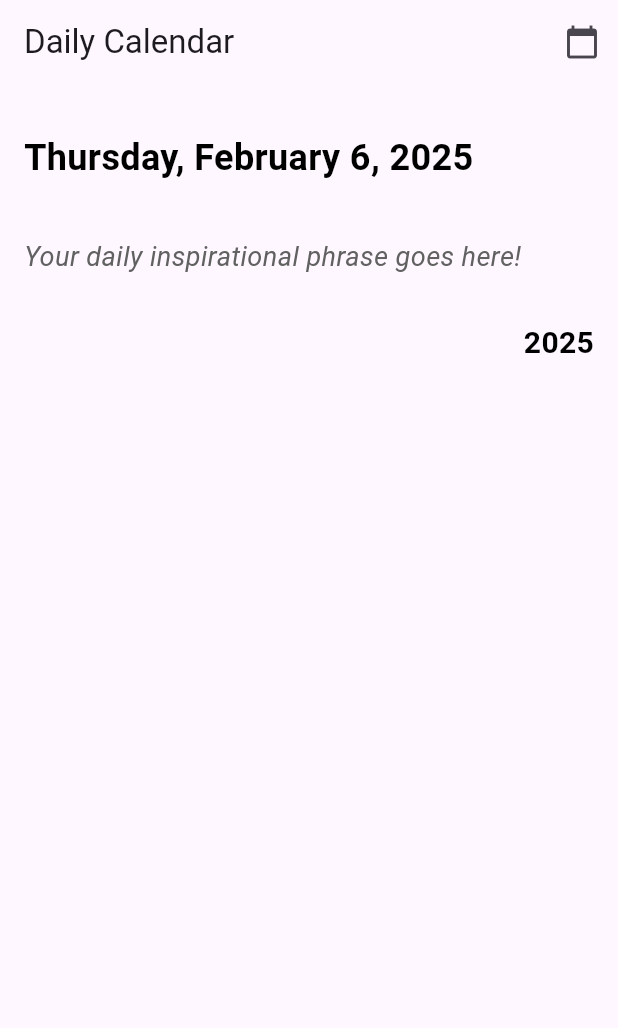
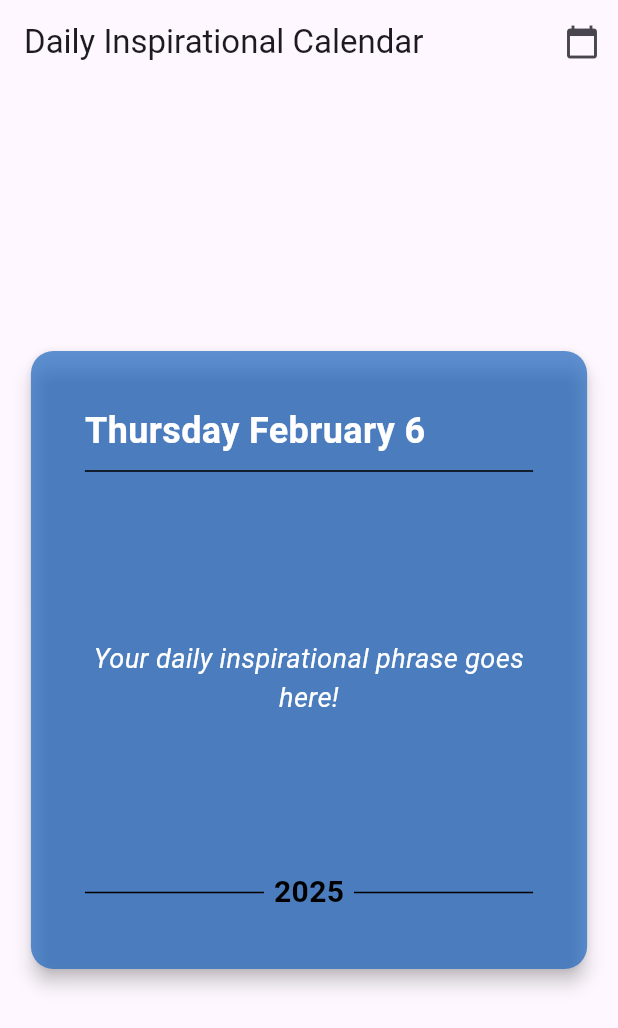
Before and after one commit to ladomino/flutter_inspirational_calendar, a Flutter app: the screen it shows after launch, after a tap on the "calendar today" icon, on a phone screen of 412 x 824 dp. Shown: the top 1028 px of the screen. Run offline on Flutter 3.47's test engine with Material 3 defaults, Android fonts, the light colour scheme and no system bars; our stand-ins replace sqflite, timezone; accounts and stored records are empty.

Commit message:
Added Card with random color, line painting, and reorganized files for view

```diff
--- a/lib/main.dart
+++ b/lib/main.dart
@@ -1,7 +1,6 @@
 import 'package:flutter/material.dart';
-import 'package:intl/intl.dart';
+import 'package:flutter_inspirational_calendar/ui/screens/calendar.dart';
 import 'package:timezone/data/latest.dart' as tz;
-import 'package:timezone/timezone.dart' as tz;
 
 void main() {
   //Initialize the timezone
@@ -23,7 +22,7 @@ class _MyAppState extends State<MyApp> {
   @override
   Widget build(BuildContext context) {
     return MaterialApp(
-      title: 'Daily Calendar',
+      title: 'Daily Inspirational Calendar',
       theme: ThemeData(
           primarySwatch: Colors.blue,
           visualDensity: VisualDensity.adaptivePlatformDensity),
@@ -32,122 +31,3 @@ class _MyAppState extends State<MyApp> {
     );
   }
 }
-
-class DailyCalendarPage extends StatelessWidget {
-  const DailyCalendarPage({Key? key}) : super(key: key);
-
-  @override
-  Widget build(BuildContext context) {
-    return Scaffold(
-      appBar: AppBar(
-        title: const Text("Daily Calendar"),
-        actions: [
-          IconButton(
-            icon: const Icon(Icons.calendar_today),
-            onPressed: () {
-              // Navigate to a screen showing the current date and the daily phrase
-            },
-          ),
-        ],
-      ),
-      body: const DailyCalendar(),
-    );
-  }
-}
-
-class DailyCalendar extends StatefulWidget {
-  const DailyCalendar({Key? key}) : super(key: key);
-
-  @override
-  State<DailyCalendar> createState() => _DailyCalendarState();
-}
-
-class _DailyCalendarState extends State<DailyCalendar> {
-  String _phrase =
-      "This is a placeholder for your daily phrase"; // Example phrase
-  final DateTime _currentDate = tz.TZDateTime.now(tz.local); // Current date
-
-  @override
-  void initState() {
-    super.initState();
-    _loadPhrase();
-  }
-
-  Future<void> _loadPhrase() async {
-    // For now, we'll just use a placeholder
-    setState(() {
-      _phrase = "Your daily inspirational phrase goes here!";
-    });
-  }
-
-  // void _changeDate(DateTime newDate) {
-
-  //   setState(() {
-  //     _currentDate = newDate;
-  //   });
-
-  //   _loadPhrase(); // Reload phrase for the new date
-  // }
-
-  @override
-  Widget build(BuildContext context) {
-    // Date formatting using intl package
-    String dayOfWeek = DateFormat('EEEE').format(_currentDate);
-    String month = DateFormat('MMMM').format(_currentDate);
-    String date = DateFormat('d').format(_currentDate);
-    String year = DateFormat('y').format(_currentDate);
-
-    return Padding(
-      padding: const EdgeInsets.all(16.0),
-      child: Column(
-        crossAxisAlignment: CrossAxisAlignment.start,
-        children: [
-          // Header
-          Container(
-            padding: const EdgeInsets.symmetric(vertical: 16.0),
-            child: Column(
-              crossAxisAlignment: CrossAxisAlignment.start,
-              children: [
-                Text(
-                  '$dayOfWeek, $month $date, $year',
-                  style: const TextStyle(
-                    fontSize: 24,
-                    fontWeight: FontWeight.bold,
-                    color: Colors.black,
-                  ),
-                ),
-              ],
-            ),
-          ),
-
-          // Body - Phrase from DB or static for now
-          Container(
-            margin: const EdgeInsets.symmetric(vertical: 20.0),
-            child: Text(
-              _phrase,
-              style: TextStyle(
-                fontSize: 18,
-                fontStyle: FontStyle.italic,
-                color: Colors.grey[700],
-              ),
-            ),
-          ),
-
-          // Footer - Year
-          Container(
-            padding: const EdgeInsets.symmetric(vertical: 10.0),
-            alignment: Alignment.centerRight,
-            child: Text(
-              year,
-              style: const TextStyle(
-                fontSize: 20,
-                fontWeight: FontWeight.bold,
-                color: Colors.black,
-              ),
-            ),
-          ),
-        ],
-      ),
-    );
-  }
-}
--- /dev/null
+++ b/lib/ui/components/linepainter.dart
@@ -0,0 +1,31 @@
+import 'package:flutter/material.dart';
+
+class LinePainter extends CustomPainter {
+  final double textWidth;
+  final bool hasGap;
+
+  LinePainter({required this.textWidth, this.hasGap = true});
+
+  @override
+  void paint(Canvas canvas, Size size) {
+    final paint = Paint()
+      ..color = Colors.black
+      ..strokeWidth = 1;
+
+    final startPoint = Offset(0, size.height / 2);
+    final endPoint = Offset(size.width, size.height / 2);
+
+    if (hasGap) {
+      final gapStart = (size.width - textWidth) / 2;
+      final gapEnd = gapStart + textWidth;
+
+      canvas.drawLine(startPoint, Offset(gapStart, size.height / 2), paint);
+      canvas.drawLine(Offset(gapEnd, size.height / 2), endPoint, paint);
+    } else {
+      canvas.drawLine(startPoint, endPoint, paint);
+    }
+  }
+
+  @override
+  bool shouldRepaint(covariant CustomPainter oldDelegate) => false;
+}
--- /dev/null
+++ b/lib/ui/screens/calendar.dart
@@ -0,0 +1,167 @@
+import 'dart:math';
+
+import 'package:flutter/material.dart';
+import 'package:flutter_inspirational_calendar/ui/components/linepainter.dart';
+import 'package:intl/intl.dart';
+import 'package:timezone/timezone.dart' as tz;
+
+class DailyCalendarPage extends StatelessWidget {
+  const DailyCalendarPage({Key? key}) : super(key: key);
+
+  @override
+  Widget build(BuildContext context) {
+    return Scaffold(
+      appBar: AppBar(
+        title: const Text("Daily Inspirational Calendar"),
+        actions: [
+          IconButton(
+            icon: const Icon(Icons.calendar_today),
+            onPressed: () {
+              // Navigate to a screen showing the current date and the daily phrase
+            },
+          ),
+        ],
+      ),
+      body: const DailyCalendar(),
+    );
+  }
+}
+
+class DailyCalendar extends StatefulWidget {
+  const DailyCalendar({Key? key}) : super(key: key);
+
+  @override
+  State<DailyCalendar> createState() => _DailyCalendarState();
+}
+
+class _DailyCalendarState extends State<DailyCalendar> {
+  String _phrase =
+      "This is a placeholder for your daily phrase"; // Example phrase
+  final DateTime _currentDate = tz.TZDateTime.now(tz.local); // Current date
+  Color? _cardColor;
+
+  @override
+  void initState() {
+    super.initState();
+    _loadPhrase();
+    _generateRandomColor();
+  }
+
+  Future<void> _loadPhrase() async {
+    // For now, we'll just use a placeholder
+    setState(() {
+      _phrase = "Your daily inspirational phrase goes here!";
+    });
+  }
+
+  // void _changeDate(DateTime newDate) {
+
+  //   setState(() {
+  //     _currentDate = newDate;
+  //   });
+
+  //   _loadPhrase(); // Reload phrase for the new date
+  // }
+
+  void _generateRandomColor() {
+    final random = Random();
+    setState(() {
+      _cardColor = Color.fromRGBO(
+        random.nextInt(256),
+        random.nextInt(256),
+        random.nextInt(256),
+        0.7, // Opacity set to 0.7 for a softer look
+      );
+    });
+  }
+
+  @override
+  Widget build(BuildContext context) {
+    // Date formatting using intl package
+    String dayOfWeek = DateFormat('EEEE').format(_currentDate);
+    String month = DateFormat('MMMM').format(_currentDate);
+    String date = DateFormat('d').format(_currentDate);
+    String year = DateFormat('y').format(_currentDate);
+
+    return Center(
+      child: Card(
+        color: _cardColor,
+        elevation: 5,
+        shape: RoundedRectangleBorder(
+          borderRadius: BorderRadius.circular(15),
+        ),
+        child: Container(
+          width: MediaQuery.of(context).size.width * 0.9,
+          height: MediaQuery.of(context).size.height * 0.5,
+          padding: const EdgeInsets.all(20.0),
+          child: Padding(
+            padding: const EdgeInsets.all(16.0),
+            child: Column(
+              mainAxisSize: MainAxisSize.min,
+              crossAxisAlignment: CrossAxisAlignment.start,
+              children: [
+                // Header
+                Text(
+                  '$dayOfWeek $month $date',
+                  style: const TextStyle(
+                    fontSize: 24,
+                    fontWeight: FontWeight.bold,
+                    color: Colors.white,
+                  ),
+                ),
+                SizedBox(
+                    height: 20,
+                    child: CustomPaint(
+                        size: Size(MediaQuery.of(context).size.width * 0.9, 1),
+                        painter: LinePainter(
+                          textWidth: 0,
+                          hasGap: false,
+                        ))),
+
+                // Body - Phrase
+                Expanded(
+                  child: Center(
+                    child: Text(
+                      _phrase,
+                      style: const TextStyle(
+                        fontSize: 18,
+                        fontStyle: FontStyle.italic,
+                        color: Colors.white,
+                      ),
+                      textAlign: TextAlign.center,
+                    ),
+                  ),
+                ),
+
+                // Footer - Year
+                SizedBox(
+                  height: 30,
+                  child: Stack(
+                    alignment: Alignment.center,
+                    children: [
+                      CustomPaint(
+                        size: Size(MediaQuery.of(context).size.width * 0.9, 1),
+                        painter: LinePainter(
+                          textWidth: 60,
+                          hasGap: true,
+                        ),
+                      ),
+                      Text(
+                        year,
+                        style: const TextStyle(
+                          fontSize: 20,
+                          fontWeight: FontWeight.bold,
+                          color: Colors.black,
+                        ),
+                      ),
+                    ],
+                  ),
+                ),
+              ],
+            ),
+          ),
+        ),
+      ),
+    );
+  }
+}
```
Also changed, not shown: lib/db_models/quotes_db.dart (+52 -4 lines), lib/shared/quote_data.dart (added, +26 -0 lines).
